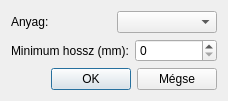
horvathzoltan/cutplannerpro, file view/dialog/materialfinder/MaterialFinderDialog.ui: the form before one commit.
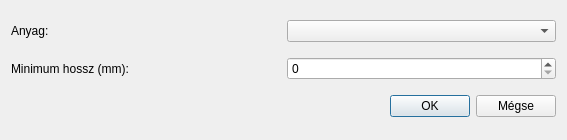
The form after the commit.

Diff of the .ui file:
```diff
--- a/view/dialog/materialfinder/MaterialFinderDialog.ui
+++ b/view/dialog/materialfinder/MaterialFinderDialog.ui
@@ -2,6 +2,14 @@
 <ui version="4.0">
  <class>MaterialFinderDialog</class>
  <widget class="QDialog" name="MaterialFinderDialog">
+  <property name="geometry">
+   <rect>
+    <x>0</x>
+    <y>0</y>
+    <width>567</width>
+    <height>140</height>
+   </rect>
+  </property>
   <property name="windowTitle">
    <string>Anyag keresése</string>
   </property>
```
Left out of the diff: 9 changed lines with no effect on the pictures.
